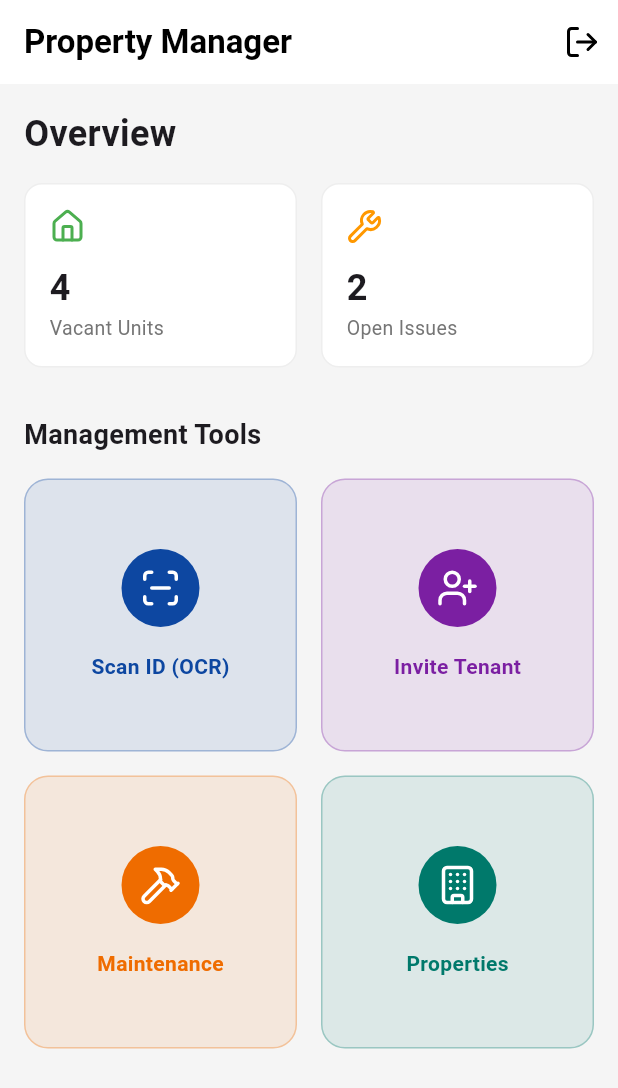
After one commit to Zyzz420/Secret-Project-Mobile, a Flutter app: the CaretakerDashboard screen opened by its route, after a tap on "Invite Tenant", on a phone screen of 412 x 824 dp. The commit adds this screen. Shown: the top 1088 px of the screen. Run offline on Flutter 3.47's test engine with Material 3 defaults, Android fonts, the phone set to English and light mode, and no system bars; our stand-ins replace dio, flutter_riverpod, flutter_secure_storage, go_router, image_picker, lucide_icons; accounts and stored records are empty.

Commit message:
Second commit

```diff
--- a/secret_project_mobile/lib/core/routing/app_router.dart
+++ b/secret_project_mobile/lib/core/routing/app_router.dart
@@ -1,4 +1,5 @@
 import 'package:go_router/go_router.dart';
+import 'package:secret_project_mobile/features/caretaker_panel/screens/caretaker_dashboard.dart';
 import '../../features/auth/screens/splash_screen.dart';
 import '../../features/auth/screens/login_screen.dart';
 import '../../features/tenant_portal/screens/tenant_dashboard.dart';
@@ -25,6 +26,10 @@ final GoRouter appRouter = GoRouter(
       builder: (context, state) => const OcrScannerScreen(),
     ),
     GoRoute(
+      path: '/caretaker-dashboard',
+      builder: (context, state) => const CaretakerDashboard(),
+    ),
+    GoRoute(
       path: '/report-issue',
       builder: (context, state) {
         // We can pass data to this route (like the unitId) using state.extra
--- a/secret_project_mobile/lib/features/auth/screens/login_screen.dart
+++ b/secret_project_mobile/lib/features/auth/screens/login_screen.dart
@@ -44,7 +44,16 @@ class _LoginScreenState extends State<LoginScreen> {
           ),
         );
 
-        context.go('/tenant-dashboard');
+        // ✅ Scalable role-based navigation
+        final roleRoutes = {
+          'tenant': '/tenant-dashboard',
+          'landlord': '/caretaker-dashboard',
+          'admin': '/caretaker-dashboard',
+          'caretaker': '/caretaker-dashboard',
+        };
+
+        final route = roleRoutes[role] ?? '/tenant-dashboard';
+        context.go(route);
       }
     } catch (e) {
       if (mounted) {
@@ -58,6 +67,13 @@ class _LoginScreenState extends State<LoginScreen> {
     } finally {
       if (mounted) setState(() => _isLoading = false);
     }
+  }
+
+  @override
+  void dispose() {
+    _emailController.dispose();
+    _passwordController.dispose();
+    super.dispose();
   }
 
   @override
--- a/secret_project_mobile/lib/features/auth/screens/splash_screen.dart
+++ b/secret_project_mobile/lib/features/auth/screens/splash_screen.dart
@@ -19,24 +19,28 @@ class _SplashScreenState extends State<SplashScreen> {
   }
 
   Future<void> _checkAuthStatus() async {
-    // Add a tiny delay so the splash screen doesn't just flash aggressively
+    // Small delay for smoother UX
     await Future.delayed(const Duration(seconds: 1));
 
     final token = await _storage.read(key: 'jwt_token');
-    final role = await _storage.read(key: 'user_role');
+    final role =
+        (await _storage.read(key: 'user_role'))?.toLowerCase();
 
     if (!mounted) return;
 
     if (token != null) {
-      // User is logged in. Route based on role
-      if (role == 'tenant') {
-        context.go('/tenant-dashboard');
-      } else {
-        // We'll handle caretaker/admin later, fallback to login for now
-        context.go('/login');
-      }
+      // ✅ Role-based routing (consistent with login screen)
+      final roleRoutes = {
+        'tenant': '/tenant-dashboard',
+        'landlord': '/caretaker-dashboard',
+        'admin': '/caretaker-dashboard',
+        'caretaker': '/caretaker-dashboard',
+      };
+
+      final route = roleRoutes[role] ?? '/tenant-dashboard';
+      context.go(route);
     } else {
-      // No token, go to login
+      // ❌ Not logged in
       context.go('/login');
     }
   }
@@ -44,7 +48,7 @@ class _SplashScreenState extends State<SplashScreen> {
   @override
   Widget build(BuildContext context) {
     return const Scaffold(
-      backgroundColor: Colors.blue, // Match your brand color
+      backgroundColor: Colors.blue,
       body: Center(
         child: Column(
           mainAxisAlignment: MainAxisAlignment.center,
--- /dev/null
+++ b/secret_project_mobile/lib/features/caretaker_panel/screens/caretaker_dashboard.dart
@@ -0,0 +1,145 @@
+import 'package:flutter/material.dart';
+import 'package:go_router/go_router.dart';
+import 'package:lucide_icons/lucide_icons.dart';
+import 'package:flutter_secure_storage/flutter_secure_storage.dart';
+
+class CaretakerDashboard extends StatelessWidget {
+  const CaretakerDashboard({super.key});
+
+  @override
+  Widget build(BuildContext context) {
+    return Scaffold(
+      backgroundColor: Colors.grey.shade100,
+      appBar: AppBar(
+        title: const Text('Property Manager', style: TextStyle(fontWeight: FontWeight.bold)),
+        backgroundColor: Colors.white,
+        foregroundColor: Colors.black,
+        elevation: 0,
+        actions: [
+          IconButton(
+            icon: const Icon(LucideIcons.logOut),
+            onPressed: () async {
+              const storage = FlutterSecureStorage();
+              await storage.deleteAll();
+              if (context.mounted) context.go('/login');
+            },
+          ),
+        ],
+      ),
+      body: SingleChildScrollView(
+        padding: const EdgeInsets.all(16.0),
+        child: Column(
+          crossAxisAlignment: CrossAxisAlignment.start,
+          children: [
+            const Text(
+              'Overview',
+              style: TextStyle(fontSize: 24, fontWeight: FontWeight.bold),
+            ),
+            const SizedBox(height: 16),
+
+            // Quick Stats Row
+            Row(
+              children: [
+                _buildStatCard('Vacant Units', '4', Colors.green, LucideIcons.home),
+                const SizedBox(width: 16),
+                _buildStatCard('Open Issues', '2', Colors.orange, LucideIcons.wrench),
+              ],
+            ),
+            const SizedBox(height: 32),
+
+            const Text('Management Tools', style: TextStyle(fontSize: 18, fontWeight: FontWeight.bold)),
+            const SizedBox(height: 16),
+
+            // Main Tools Grid
+            GridView.count(
+              crossAxisCount: 2,
+              shrinkWrap: true,
+              physics: const NeverScrollableScrollPhysics(),
+              mainAxisSpacing: 16,
+              crossAxisSpacing: 16,
+              children: [
+                _buildToolCard(
+                  title: 'Scan ID (OCR)',
+                  icon: LucideIcons.scanLine,
+                  color: Colors.blue.shade900,
+                  onTap: () => context.push('/ocr-scanner'),
+                ),
+                _buildToolCard(
+                  title: 'Invite Tenant',
+                  icon: LucideIcons.userPlus,
+                  color: Colors.purple.shade700,
+                  onTap: () {
+                    // TODO: Route to Invite Tenant Form
+                  },
+                ),
+                _buildToolCard(
+                  title: 'Maintenance',
+                  icon: LucideIcons.hammer,
+                  color: Colors.orange.shade800,
+                  onTap: () {
+                    // TODO: Route to Ticket List
+                  },
+                ),
+                _buildToolCard(
+                  title: 'Properties',
+                  icon: LucideIcons.building,
+                  color: Colors.teal.shade700,
+                  onTap: () {},
+                ),
+              ],
+            )
+          ],
+        ),
+      ),
+    );
+  }
+
+  Widget _buildStatCard(String title, String count, Color color, IconData icon) {
+    return Expanded(
+      child: Container(
+        padding: const EdgeInsets.all(16),
+        decoration: BoxDecoration(
+          color: Colors.white,
+          borderRadius: BorderRadius.circular(12),
+          border: Border.all(color: Colors.grey.shade200),
+          boxShadow: [BoxShadow(color: Colors.grey.shade100, blurRadius: 4, offset: const Offset(0, 2))],
+        ),
+        child: Column(
+          crossAxisAlignment: CrossAxisAlignment.start,
+          children: [
+            Icon(icon, color: color),
+            const SizedBox(height: 12),
+            Text(count, style: const TextStyle(fontSize: 24, fontWeight: FontWeight.bold)),
+            Text(title, style: TextStyle(color: Colors.grey.shade600, fontSize: 13)),
+          ],
+        ),
+      ),
+    );
+  }
+
+  Widget _buildToolCard({required String title, required IconData icon, required Color color, required VoidCallback onTap}) {
+    return InkWell(
+      onTap: onTap,
+      borderRadius: BorderRadius.circular(16),
+      child: Container(
+        decoration: BoxDecoration(
+          color: color.withOpacity(0.1),
+          borderRadius: BorderRadius.circular(16),
+          border: Border.all(color: color.withOpacity(0.3)),
+        ),
+        child: Column(
+          mainAxisAlignment: MainAxisAlignment.center,
+          children: [
+            Container(
+              padding: const EdgeInsets.all(12),
+              decoration: BoxDecoration(color: color, shape: BoxShape.circle),
+              child: Icon(icon, color: Colors.white, size: 28),
+            ),
+            const SizedBox(height: 16),
+            Text(title, style: TextStyle(fontWeight: FontWeight.w600, color: color)),
+          ],
+        ),
+      ),
+    );
+  }
+}
```
